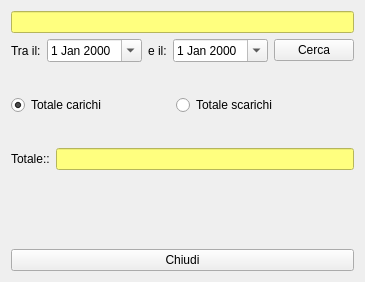
This is hloads.ui in fblabs/hamlet-mod-sancon as Qt 5 draws it before an edit. The edited form follows.
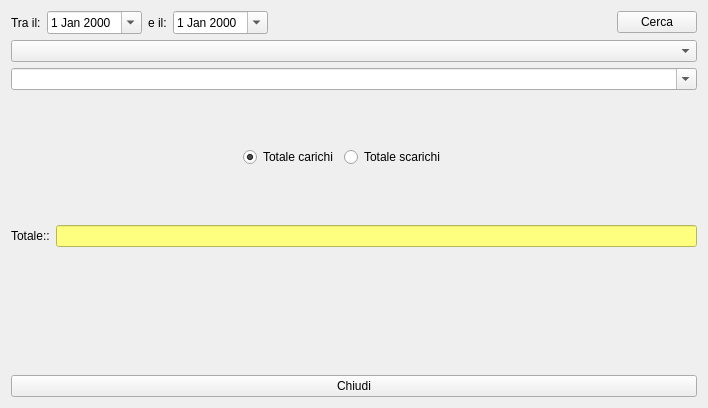
This is the edited form. Icons and pictures are not drawn.

The edit to the form file:
```diff
--- a/hloads.ui
+++ b/hloads.ui
@@ -9,24 +9,14 @@
    <rect>
     <x>0</x>
     <y>0</y>
-    <width>339</width>
-    <height>282</height>
+    <width>708</width>
+    <height>408</height>
    </rect>
   </property>
   <property name="windowTitle">
    <string>Carichi</string>
   </property>
   <layout class="QVBoxLayout" name="verticalLayout">
-   <item>
-    <widget class="QLineEdit" name="leProduct">
-     <property name="styleSheet">
-      <string notr="true">background-color: rgb(255, 255, 127);</string>
-     </property>
-     <property name="readOnly">
-      <bool>true</bool>
-     </property>
-    </widget>
-   </item>
    <item>
     <layout class="QHBoxLayout" name="horizontalLayout">
      <item>
@@ -57,6 +47,19 @@
        </property>
       </widget>
      </item>
+     <item>
+      <spacer name="horizontalSpacer_3">
+       <property name="orientation">
+        <enum>Qt::Horizontal</enum>
+       </property>
+       <property name="sizeHint" stdset="0">
+        <size>
+         <width>40</width>
+         <height>20</height>
+        </size>
+       </property>
+      </spacer>
+     </item>
      <item>
       <widget class="QPushButton" name="pbSearch">
        <property name="text">
@@ -70,8 +73,34 @@
      </item>
     </layout>
    </item>
+   <item>
+    <widget class="QComboBox" name="cbTipi"/>
+   </item>
+   <item>
+    <widget class="QComboBox" name="cbProdotti">
+     <property name="editable">
+      <bool>true</bool>
+     </property>
+     <property name="insertPolicy">
+      <enum>QComboBox::NoInsert</enum>
+     </property>
+    </widget>
+   </item>
    <item>
     <layout class="QHBoxLayout" name="horizontalLayout_3">
+     <item>
+      <spacer name="horizontalSpacer">
+       <property name="orientation">
+        <enum>Qt::Horizontal</enum>
+       </property>
+       <property name="sizeHint" stdset="0">
+        <size>
+         <width>40</width>
+         <height>20</height>
+        </size>
+       </property>
+      </spacer>
+     </item>
      <item>
       <widget class="QRadioButton" name="rbLoads">
        <property name="text">
@@ -89,6 +118,19 @@
        </property>
       </widget>
      </item>
+     <item>
+      <spacer name="horizontalSpacer_2">
+       <property name="orientation">
+        <enum>Qt::Horizontal</enum>
+       </property>
+       <property name="sizeHint" stdset="0">
+        <size>
+         <width>40</width>
+         <height>20</height>
+        </size>
+       </property>
+      </spacer>
+     </item>
      <item>
       <spacer name="verticalSpacer">
        <property name="orientation">
```
